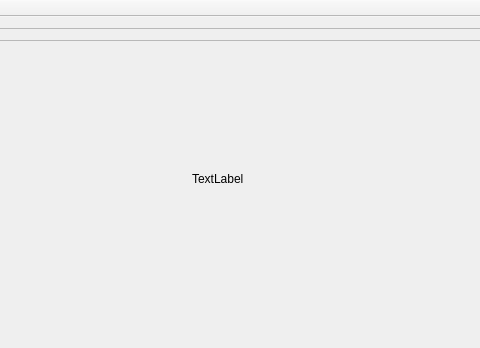
Above: mainwindow.ui from iegrsy/QCustomPlot before the change; both pictures show x 322 to 802 and y 0 to 348 of the 953 by 649 pixel window. Below: the same form after it.
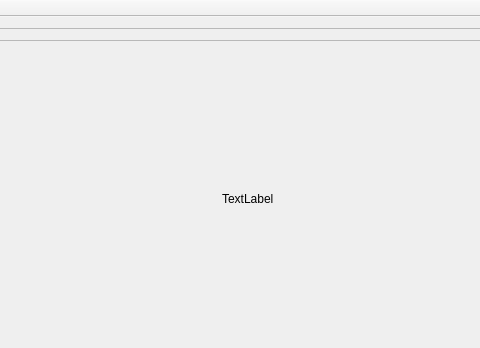
That is the form after the change. Custom widgets are drawn as their Qt base class.

What changed in the file:
```diff
--- a/mainwindow.ui
+++ b/mainwindow.ui
@@ -51,8 +51,8 @@
          <widget class="QLabel" name="label">
           <property name="geometry">
            <rect>
-            <x>260</x>
-            <y>130</y>
+            <x>290</x>
+            <y>150</y>
             <width>67</width>
             <height>17</height>
            </rect>
```
